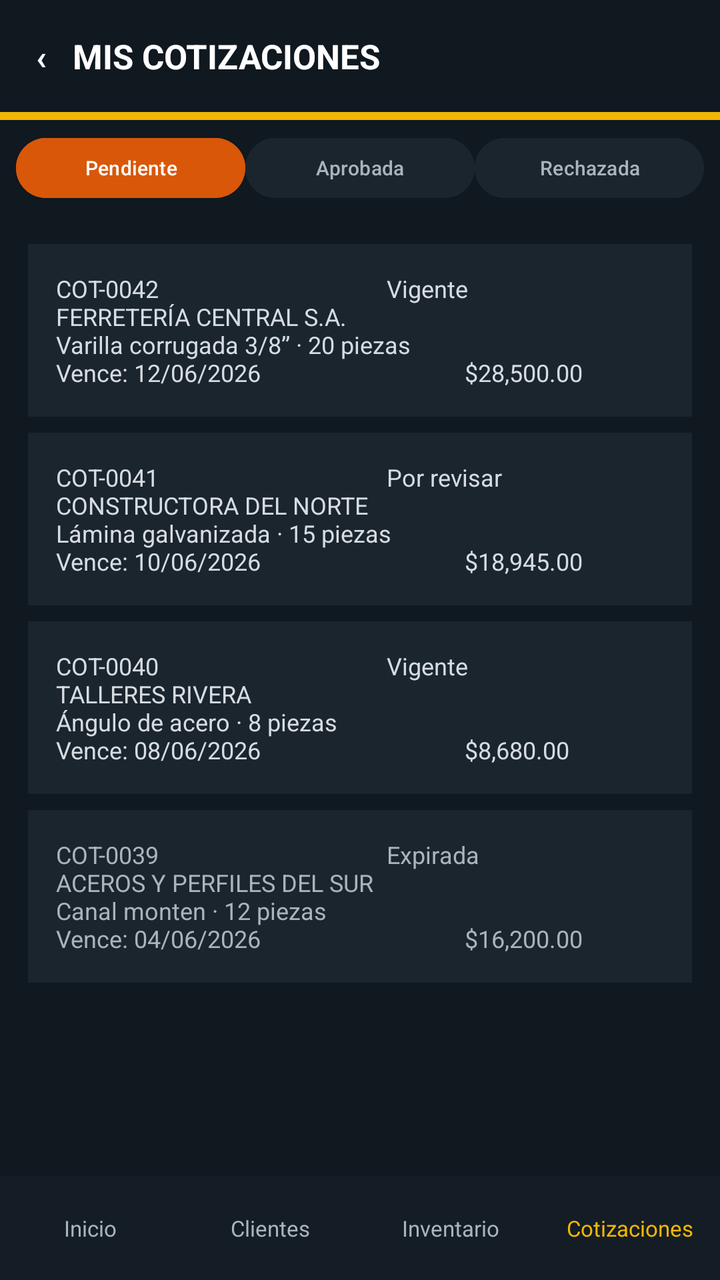
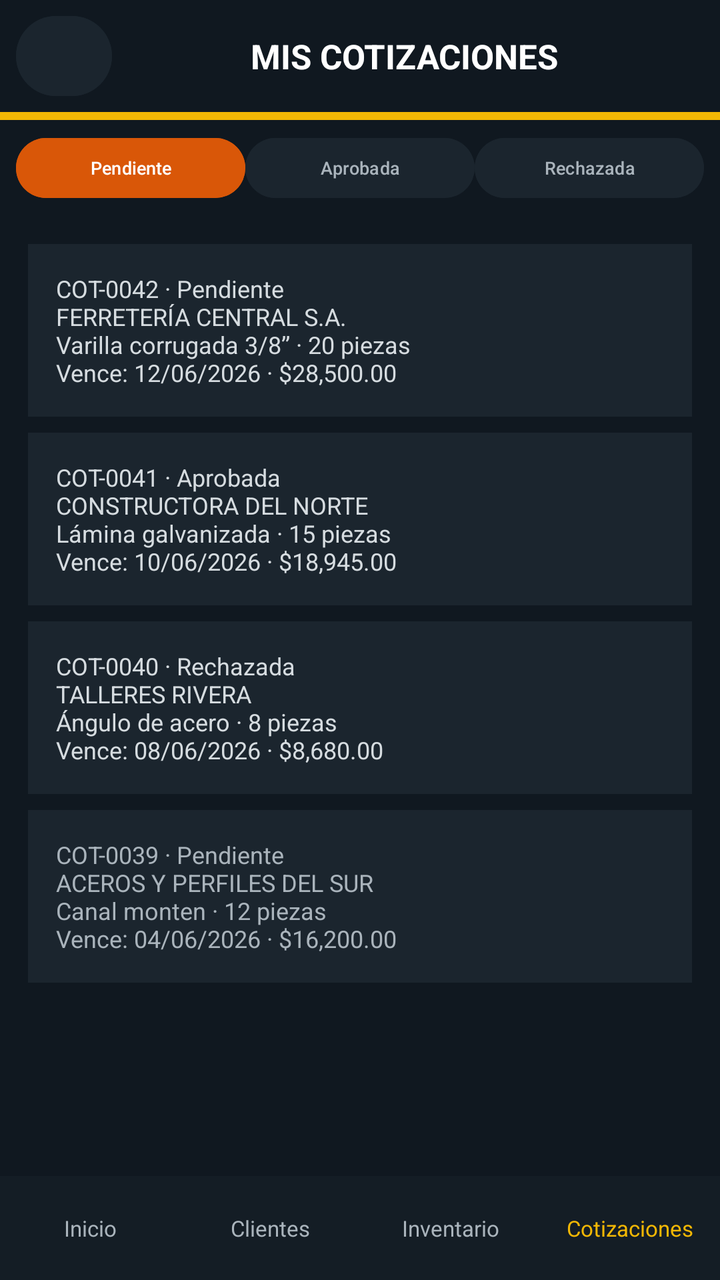

The first picture is an Android layout as it rendered before a commit; the second is the same layout after the commit. The layout source and the unified diff follow.
<!-- AndroidManifest.xml: application theme Theme.Aceroswecorp -->
<!-- res/layout/activity_mis_cotizaciones.xml -->
<?xml version="1.0" encoding="utf-8"?>
<LinearLayout xmlns:android="http://schemas.android.com/apk/res/android"
    android:layout_width="match_parent"
    android:layout_height="match_parent"
    android:background="#101820"
    android:orientation="vertical">

    <TextView
        android:id="@+id/screen_back"
        android:layout_width="match_parent"
        android:layout_height="56dp"
        android:gravity="center_vertical"
        android:paddingStart="18dp"
        android:text="‹   MIS COTIZACIONES"
        android:textColor="#FFFFFF"
        android:textSize="17sp"
        android:textStyle="bold" />

    <TextView android:layout_width="match_parent" android:layout_height="4dp" android:background="#F2B705" />

    <LinearLayout android:layout_width="match_parent" android:layout_height="48dp" android:gravity="center" android:orientation="horizontal" android:paddingStart="8dp" android:paddingEnd="8dp">
        <Button android:layout_width="0dp" android:layout_height="38dp" android:layout_weight="1" android:backgroundTint="#D95708" android:text="Pendiente" android:textColor="#FFFFFF" android:textSize="10sp" />
        <Button android:layout_width="0dp" android:layout_height="38dp" android:layout_weight="1" android:backgroundTint="#1B252E" android:text="Aprobada" android:textColor="#AAB4BC" android:textSize="10sp" />
        <Button android:layout_width="0dp" android:layout_height="38dp" android:layout_weight="1" android:backgroundTint="#1B252E" android:text="Rechazada" android:textColor="#AAB4BC" android:textSize="10sp" />
    </LinearLayout>

    <ScrollView
        android:layout_width="match_parent"
        android:layout_height="0dp"
        android:layout_weight="1">

        <LinearLayout
            android:layout_width="match_parent"
            android:layout_height="wrap_content"
            android:orientation="vertical"
            android:padding="14dp">

            <TextView android:layout_width="match_parent" android:layout_height="wrap_content" android:background="#1B252E" android:padding="14dp" android:text="COT-0042                                      Vigente&#10;FERRETERÍA CENTRAL S.A.&#10;Varilla corrugada 3/8” · 20 piezas&#10;Vence: 12/06/2026                                  $28,500.00" android:textColor="#D6DCE0" android:textSize="12sp" />
            <TextView android:layout_width="match_parent" android:layout_height="wrap_content" android:layout_marginTop="8dp" android:background="#1B252E" android:padding="14dp" android:text="COT-0041                                      Por revisar&#10;CONSTRUCTORA DEL NORTE&#10;Lámina galvanizada · 15 piezas&#10;Vence: 10/06/2026                                  $18,945.00" android:textColor="#D6DCE0" android:textSize="12sp" />
            <TextView android:layout_width="match_parent" android:layout_height="wrap_content" android:layout_marginTop="8dp" android:background="#1B252E" android:padding="14dp" android:text="COT-0040                                      Vigente&#10;TALLERES RIVERA&#10;Ángulo de acero · 8 piezas&#10;Vence: 08/06/2026                                  $8,680.00" android:textColor="#D6DCE0" android:textSize="12sp" />
            <TextView android:layout_width="match_parent" android:layout_height="wrap_content" android:layout_marginTop="8dp" android:background="#1B252E" android:padding="14dp" android:text="COT-0039                                      Expirada&#10;ACEROS Y PERFILES DEL SUR&#10;Canal monten · 12 piezas&#10;Vence: 04/06/2026                                  $16,200.00" android:textColor="#AAB4BC" android:textSize="12sp" />
        </LinearLayout>
    </ScrollView>

    <LinearLayout android:layout_width="match_parent" android:layout_height="52dp" android:background="#141D25" android:gravity="center" android:orientation="horizontal">
        <TextView android:id="@+id/nav_inicio" android:layout_width="0dp" android:layout_height="match_parent" android:layout_weight="1" android:gravity="center" android:text="Inicio" android:textColor="#AAB4BC" android:textSize="11sp" />
        <TextView android:id="@+id/nav_clientes" android:layout_width="0dp" android:layout_height="match_parent" android:layout_weight="1" android:gravity="center" android:text="Clientes" android:textColor="#AAB4BC" android:textSize="11sp" />
        <TextView android:id="@+id/nav_inventario" android:layout_width="0dp" android:layout_height="match_parent" android:layout_weight="1" android:gravity="center" android:text="Inventario" android:textColor="#AAB4BC" android:textSize="11sp" />
        <TextView android:id="@+id/nav_cotizaciones" android:layout_width="0dp" android:layout_height="match_parent" android:layout_weight="1" android:gravity="center" android:text="Cotizaciones" android:textColor="#F2B705" android:textSize="11sp" />
    </LinearLayout>
</LinearLayout>
<!-- resources referenced by this layout -->
<resources>
  <style name="Theme.Aceroswecorp" parent="Base.Theme.Aceroswecorp" />
  <style name="Base.Theme.Aceroswecorp" parent="Theme.Material3.DayNight.NoActionBar">
          
          
      </style>
</resources>

<!-- the commit's change to res/layout/activity_mis_cotizaciones.xml (unified diff, before → after) -->
@@ -5,23 +5,41 @@
     android:background="#101820"
     android:orientation="vertical">
 
-    <TextView
-        android:id="@+id/screen_back"
+    <LinearLayout
         android:layout_width="match_parent"
         android:layout_height="56dp"
         android:gravity="center_vertical"
-        android:paddingStart="18dp"
-        android:text="‹   MIS COTIZACIONES"
-        android:textColor="#FFFFFF"
-        android:textSize="17sp"
-        android:textStyle="bold" />
+        android:orientation="horizontal"
+        android:paddingStart="8dp"
+        android:paddingEnd="12dp">
+
+        <Button
+            android:id="@+id/screen_back"
+            android:layout_width="48dp"
+            android:layout_height="48dp"
+            android:backgroundTint="#1B252E"
+            android:contentDescription="@string/back"
+            android:text="@string/back_arrow"
+            android:textColor="#FFFFFF"
+            android:textSize="24sp" />
+
+        <TextView
+            android:layout_width="0dp"
+            android:layout_height="wrap_content"
+            android:layout_weight="1"
+            android:gravity="center"
+            android:text="MIS COTIZACIONES"
+            android:textColor="#FFFFFF"
+            android:textSize="17sp"
+            android:textStyle="bold" />
+    </LinearLayout>
 
     <TextView android:layout_width="match_parent" android:layout_height="4dp" android:background="#F2B705" />
 
     <LinearLayout android:layout_width="match_parent" android:layout_height="48dp" android:gravity="center" android:orientation="horizontal" android:paddingStart="8dp" android:paddingEnd="8dp">
-        <Button android:layout_width="0dp" android:layout_height="38dp" android:layout_weight="1" android:backgroundTint="#D95708" android:text="Pendiente" android:textColor="#FFFFFF" android:textSize="10sp" />
-        <Button android:layout_width="0dp" android:layout_height="38dp" android:layout_weight="1" android:backgroundTint="#1B252E" android:text="Aprobada" android:textColor="#AAB4BC" android:textSize="10sp" />
-        <Button android:layout_width="0dp" android:layout_height="38dp" android:layout_weight="1" android:backgroundTint="#1B252E" android:text="Rechazada" android:textColor="#AAB4BC" android:textSize="10sp" />
+        <Button android:id="@+id/filter_pending" android:layout_width="0dp" android:layout_height="38dp" android:layout_weight="1" android:backgroundTint="#D95708" android:text="Pendiente" android:textColor="#FFFFFF" android:textSize="9sp" />
+        <Button android:id="@+id/filter_approved" android:layout_width="0dp" android:layout_height="38dp" android:layout_weight="1" android:backgroundTint="#1B252E" android:text="Aprobada" android:textColor="#AAB4BC" android:textSize="9sp" />
+        <Button android:id="@+id/filter_rejected" android:layout_width="0dp" android:layout_height="38dp" android:layout_weight="1" android:backgroundTint="#1B252E" android:text="Rechazada" android:textColor="#AAB4BC" android:textSize="9sp" />
     </LinearLayout>
 
     <ScrollView
@@ -35,10 +53,10 @@
             android:orientation="vertical"
             android:padding="14dp">
 
-            <TextView android:layout_width="match_parent" android:layout_height="wrap_content" android:background="#1B252E" android:padding="14dp" android:text="COT-0042                                      Vigente&#10;FERRETERÍA CENTRAL S.A.&#10;Varilla corrugada 3/8” · 20 piezas&#10;Vence: 12/06/2026                                  $28,500.00" android:textColor="#D6DCE0" android:textSize="12sp" />
-            <TextView android:layout_width="match_parent" android:layout_height="wrap_content" android:layout_marginTop="8dp" android:background="#1B252E" android:padding="14dp" android:text="COT-0041                                      Por revisar&#10;CONSTRUCTORA DEL NORTE&#10;Lámina galvanizada · 15 piezas&#10;Vence: 10/06/2026                                  $18,945.00" android:textColor="#D6DCE0" android:textSize="12sp" />
-            <TextView android:layout_width="match_parent" android:layout_height="wrap_content" android:layout_marginTop="8dp" android:background="#1B252E" android:padding="14dp" android:text="COT-0040                                      Vigente&#10;TALLERES RIVERA&#10;Ángulo de acero · 8 piezas&#10;Vence: 08/06/2026                                  $8,680.00" android:textColor="#D6DCE0" android:textSize="12sp" />
-            <TextView android:layout_width="match_parent" android:layout_height="wrap_content" android:layout_marginTop="8dp" android:background="#1B252E" android:padding="14dp" android:text="COT-0039                                      Expirada&#10;ACEROS Y PERFILES DEL SUR&#10;Canal monten · 12 piezas&#10;Vence: 04/06/2026                                  $16,200.00" android:textColor="#AAB4BC" android:textSize="12sp" />
+            <TextView android:id="@+id/quote_pending_42" android:layout_width="match_parent" android:layout_height="wrap_content" android:background="#1B252E" android:padding="14dp" android:text="COT-0042 · Pendiente&#10;FERRETERÍA CENTRAL S.A.&#10;Varilla corrugada 3/8” · 20 piezas&#10;Vence: 12/06/2026 · $28,500.00" android:textColor="#D6DCE0" android:textSize="12sp" />
+            <TextView android:id="@+id/quote_approved_41" android:layout_width="match_parent" android:layout_height="wrap_content" android:layout_marginTop="8dp" android:background="#1B252E" android:padding="14dp" android:text="COT-0041 · Aprobada&#10;CONSTRUCTORA DEL NORTE&#10;Lámina galvanizada · 15 piezas&#10;Vence: 10/06/2026 · $18,945.00" android:textColor="#D6DCE0" android:textSize="12sp" />
+            <TextView android:id="@+id/quote_rejected_40" android:layout_width="match_parent" android:layout_height="wrap_content" android:layout_marginTop="8dp" android:background="#1B252E" android:padding="14dp" android:text="COT-0040 · Rechazada&#10;TALLERES RIVERA&#10;Ángulo de acero · 8 piezas&#10;Vence: 08/06/2026 · $8,680.00" android:textColor="#D6DCE0" android:textSize="12sp" />
+            <TextView android:id="@+id/quote_pending_39" android:layout_width="match_parent" android:layout_height="wrap_content" android:layout_marginTop="8dp" android:background="#1B252E" android:padding="14dp" android:text="COT-0039 · Pendiente&#10;ACEROS Y PERFILES DEL SUR&#10;Canal monten · 12 piezas&#10;Vence: 04/06/2026 · $16,200.00" android:textColor="#AAB4BC" android:textSize="12sp" />
         </LinearLayout>
     </ScrollView>
 
<!-- resource entries referenced after the edit -->
@@ -1,5 +1,7 @@
 <!-- resources referenced by this layout -->
 <resources>
+  <string name="back">Volver</string>
+  <string name="back_arrow">‹</string>
   <style name="Theme.Aceroswecorp" parent="Base.Theme.Aceroswecorp" />
   <style name="Base.Theme.Aceroswecorp" parent="Theme.Material3.DayNight.NoActionBar">
           
